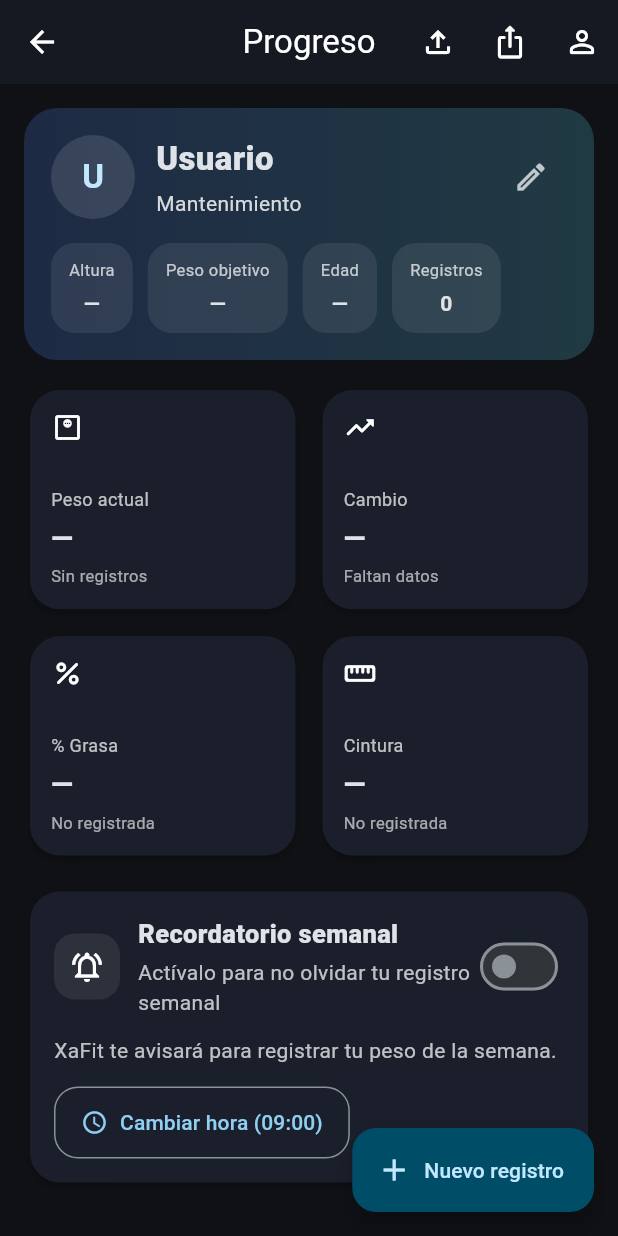
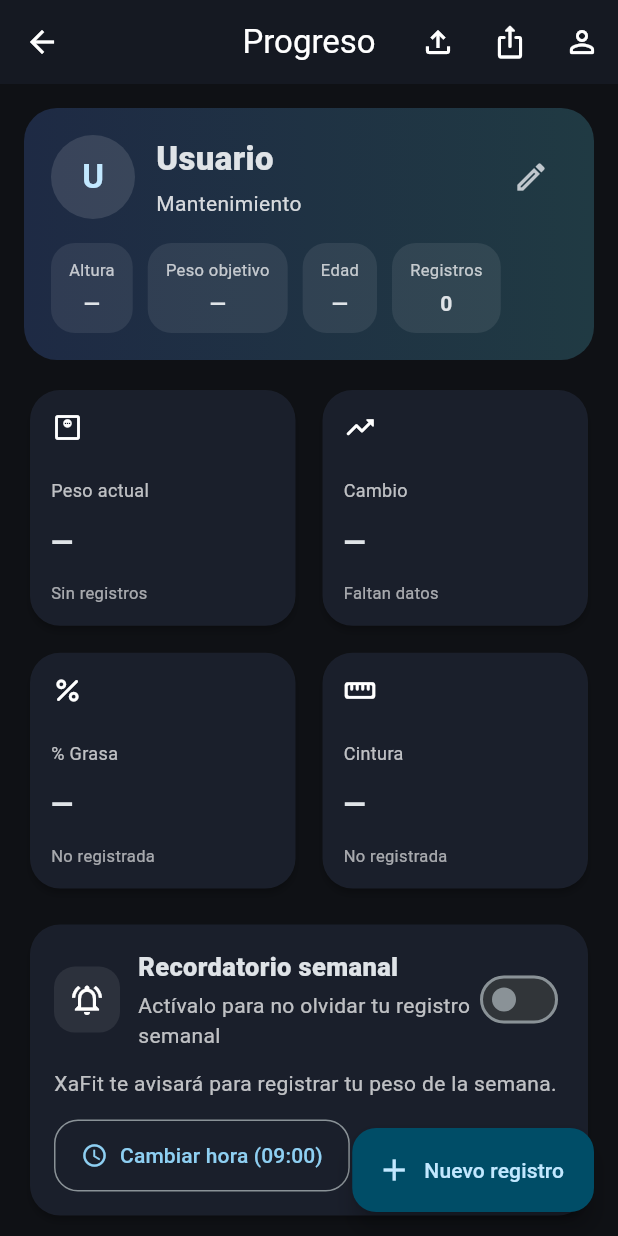
Before and after one commit to AsdDev73/xafit, a Flutter app: the ProgressScreen screen opened directly, on a phone screen of 412 x 824 dp. Run offline on Flutter 3.47's test engine with Material 3 defaults, Android fonts, the phone set to English and light mode, and no system bars; our stand-ins replace drift, drift_flutter, file_picker, flutter_local_notifications, flutter_timezone, share_plus and 2 more; accounts and stored records are empty; generated files the repository leaves out were written again.

Commit message:
arreglo escalado ios

```diff
--- a/lib/screens/main_navigation_screen.dart
+++ b/lib/screens/main_navigation_screen.dart
@@ -49,11 +49,9 @@ class _MainNavigationScreenState extends State<MainNavigationScreen> {
         index: _currentIndex,
         children: screens,
       ),
-      bottomNavigationBar: SafeArea(
-        top: false,
-        child: NavigationBar(
+      bottomNavigationBar: NavigationBar(
         selectedIndex: _currentIndex,
-          height: 64,
+        labelBehavior: NavigationDestinationLabelBehavior.alwaysShow,
         destinations: const [
           NavigationDestination(
             icon: Icon(Icons.home_outlined),
@@ -78,7 +76,6 @@ class _MainNavigationScreenState extends State<MainNavigationScreen> {
         ],
         onDestinationSelected: _onDestinationSelected,
       ),
-      ),
     );
   }
 }
--- a/lib/screens/progress_screen.dart
+++ b/lib/screens/progress_screen.dart
@@ -627,19 +627,10 @@ class _ProgressScreenState extends State<ProgressScreen> {
     final latestWaist = _latestWaist;
     final delta = _weightDelta;
 
-    return GridView.count(
-      crossAxisCount: 2,
-      shrinkWrap: true,
-      physics: const NeverScrollableScrollPhysics(),
-      mainAxisSpacing: 10,
-      crossAxisSpacing: 10,
-      childAspectRatio: 1.20,
-      children: [
+    final cards = [
       _MetricCard(
         title: 'Peso actual',
-          value: latestWeight == null
-              ? '—'
-              : '${_formatDouble(latestWeight)} kg',
+        value: latestWeight == null ? '—' : '${_formatDouble(latestWeight)} kg',
         subtitle: _entries.isEmpty ? 'Sin registros' : 'Última medición',
         icon: Icons.monitor_weight_outlined,
       ),
@@ -655,9 +646,7 @@ class _ProgressScreenState extends State<ProgressScreen> {
       ),
       _MetricCard(
         title: '% Grasa',
-          value: latestBodyFat == null
-              ? '—'
-              : '${_formatDouble(latestBodyFat)}%',
+        value: latestBodyFat == null ? '—' : '${_formatDouble(latestBodyFat)}%',
         subtitle: latestBodyFat == null ? 'No registrada' : 'Última medición',
         icon: Icons.percent_rounded,
       ),
@@ -667,7 +656,22 @@ class _ProgressScreenState extends State<ProgressScreen> {
         subtitle: latestWaist == null ? 'No registrada' : 'Última medición',
         icon: Icons.straighten_rounded,
       ),
-      ],
+    ];
+
+    return LayoutBuilder(
+      builder: (context, constraints) {
+        final isCompact = constraints.maxWidth < 380;
+
+        return GridView.count(
+          crossAxisCount: isCompact ? 1 : 2,
+          shrinkWrap: true,
+          physics: const NeverScrollableScrollPhysics(),
+          mainAxisSpacing: 10,
+          crossAxisSpacing: 10,
+          childAspectRatio: isCompact ? 2.6 : 1.12,
+          children: cards,
+        );
+      },
     );
   }
 
@@ -995,11 +999,14 @@ class _MetricCard extends StatelessWidget {
         padding: const EdgeInsets.all(14),
         child: Column(
           crossAxisAlignment: CrossAxisAlignment.start,
+          mainAxisAlignment: MainAxisAlignment.spaceBetween,
           children: [
             Icon(icon, size: 22),
-            const Spacer(),
+            const SizedBox(height: 14),
             Text(
               title,
+              maxLines: 2,
+              overflow: TextOverflow.ellipsis,
               style: TextStyle(
                 fontSize: 12,
                 color: Colors.white.withValues(alpha: 0.72),
@@ -1008,11 +1015,15 @@ class _MetricCard extends StatelessWidget {
             const SizedBox(height: 4),
             Text(
               value,
+              maxLines: 1,
+              overflow: TextOverflow.ellipsis,
               style: const TextStyle(fontSize: 19, fontWeight: FontWeight.w800),
             ),
             const SizedBox(height: 4),
             Text(
               subtitle,
+              maxLines: 2,
+              overflow: TextOverflow.ellipsis,
               style: TextStyle(
                 fontSize: 11,
                 color: Colors.white.withValues(alpha: 0.62),
```
Also changed, not shown: 1 other file. Lines whose indentation alone changed are shown as unchanged.
